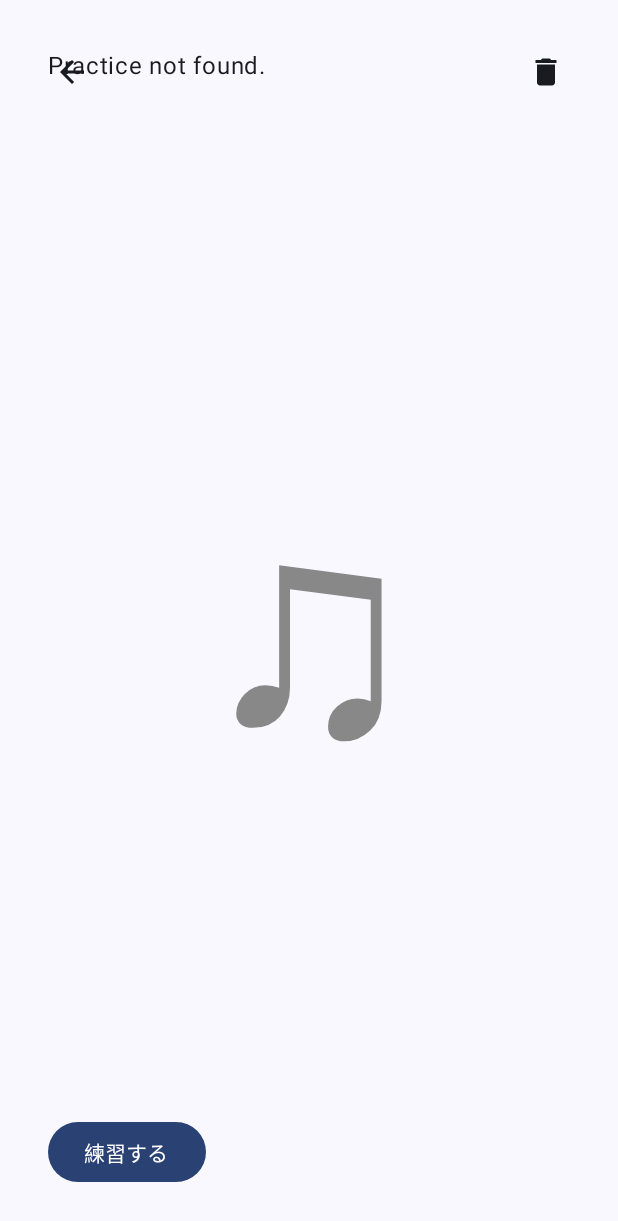
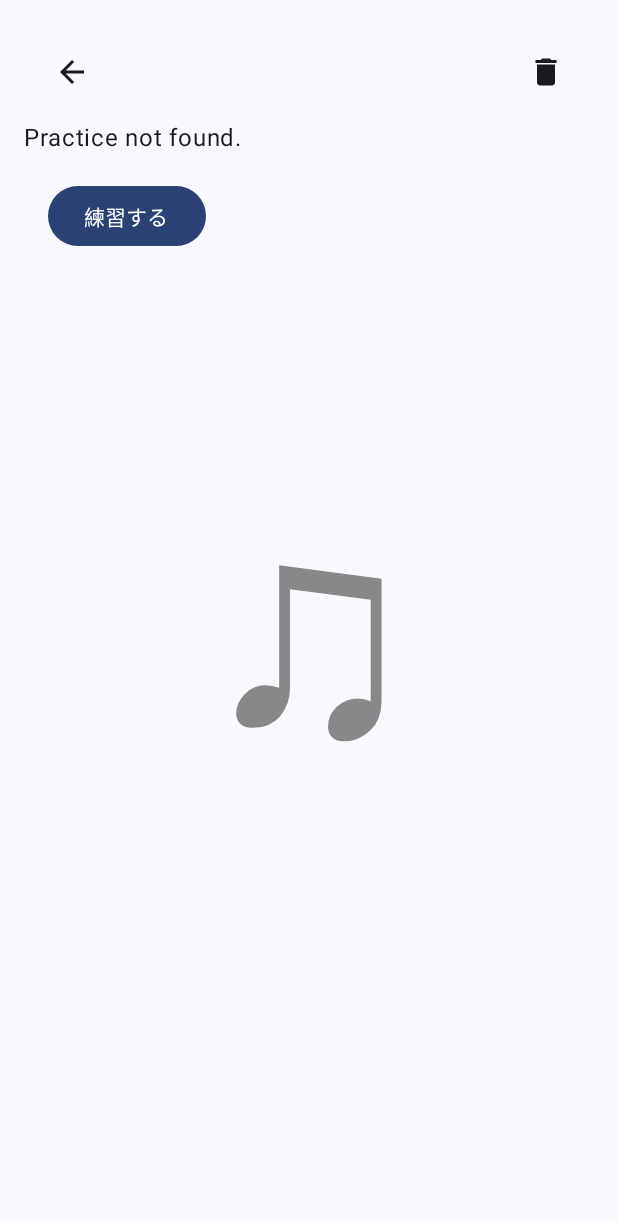
Before and after one commit to MoyashiProject/PianoGame, an Android app built with Jetpack Compose: the composable MusicDetailScreen called with empty values, on a phone screen of 412 x 824 dp. Shown: the top 1221 px of the screen. Run offline under Robolectric (Android 15) with nearby library versions, the phone set to English and light mode, and no system bars; our stand-ins replace Room's generated code; libraries missing offline, so code that uses them is left out: org.jtransforms.fft; 2 statements that could not run were skipped.

Commit message:
曲詳細画面を編集した

```diff
--- a/GeneratePiano/app/src/main/java/com/moyashi/generatepiano/MusicDetailScreen.kt
+++ b/GeneratePiano/app/src/main/java/com/moyashi/generatepiano/MusicDetailScreen.kt
@@ -1,15 +1,12 @@
 package com.moyashi.generatepiano
 
-import androidx.compose.foundation.clickable
 import androidx.compose.foundation.layout.Arrangement
 import androidx.compose.foundation.layout.Box
 import androidx.compose.foundation.layout.Column
 import androidx.compose.foundation.layout.Row
-import androidx.compose.foundation.layout.Spacer
 import androidx.compose.foundation.layout.fillMaxSize
 import androidx.compose.foundation.layout.fillMaxWidth
 import androidx.compose.foundation.layout.padding
-import androidx.compose.foundation.layout.width
 import androidx.compose.foundation.rememberScrollState
 import androidx.compose.foundation.verticalScroll
 import androidx.compose.material.MaterialTheme.typography
@@ -36,13 +33,13 @@ fun MusicDetailScreen(practice: Practice?, navController: NavHostController, vie
     //MainScrennでクリックされたPracticeItemの詳細を表示
     //画面下で削除か演奏のボタンを選択
     val selectedPractice by remember { mutableStateOf(practice) }
-    Box(
+    MusicNoteBackground()
+    Column(
         modifier = Modifier
-            .fillMaxSize()
+            .fillMaxWidth()
             .padding(16.dp)
-            .clickable {}
+            .verticalScroll(rememberScrollState())
     ) {
-        MusicNoteBackground()
         Row(
             modifier = Modifier
                 .fillMaxWidth()
@@ -62,7 +59,7 @@ fun MusicDetailScreen(practice: Practice?, navController: NavHostController, vie
                 onClick = {
                     selectedPractice?.let { practiceToDelete ->
                         viewModel.deletePractice(practice = practiceToDelete)
-                        navController.navigate((MainActivity.Route.FIRST.name))
+                        navController.navigate(MainActivity.Route.FIRST.name)
                     }
                 },
             ) {
@@ -72,12 +69,7 @@ fun MusicDetailScreen(practice: Practice?, navController: NavHostController, vie
                 )
             }
         }
-        Column(
-            modifier = Modifier
-                .fillMaxWidth()
-                .padding(16.dp)
-                .verticalScroll(rememberScrollState())
-        ) {
+
         if (practice != null) {
             Text(
                 text = practice.title,
@@ -99,13 +91,11 @@ fun MusicDetailScreen(practice: Practice?, navController: NavHostController, vie
         } else {
             Text("Practice not found.")
         }
-        }
-
         Row(
             modifier = Modifier
                 .fillMaxWidth()
                 .padding(16.dp)
-                .align(Alignment.BottomEnd)
+                .align(Alignment.End)
         ) {
             Button(
                 onClick = {
```
Lines whose indentation alone changed are shown as unchanged.
